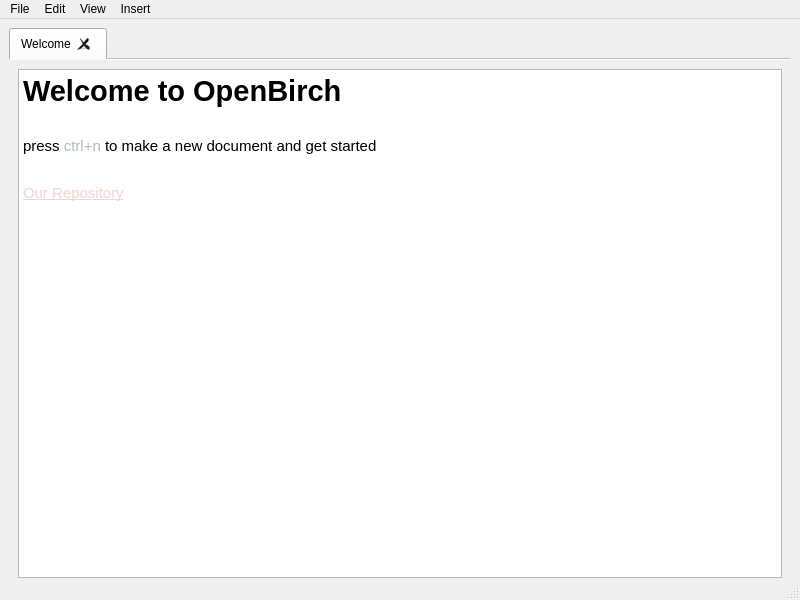
Before: the Qt Designer form src/gui/mainwindow.ui in SpoodyTheOne/OpenBirch2, drawn with Qt 5.
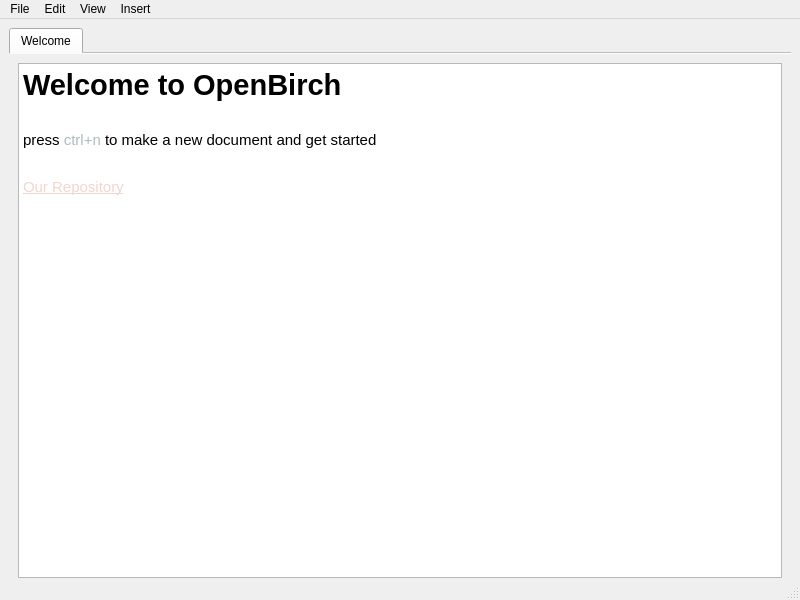
After: the same form once the commit is applied.

Patch:
```diff
--- a/src/gui/mainwindow.ui
+++ b/src/gui/mainwindow.ui
@@ -48,7 +48,7 @@
        <bool>true</bool>
       </property>
       <property name="tabsClosable">
-       <bool>true</bool>
+       <bool>false</bool>
       </property>
       <property name="movable">
        <bool>true</bool>
```
Left out of the diff: 48 changed lines with no effect on the pictures.
